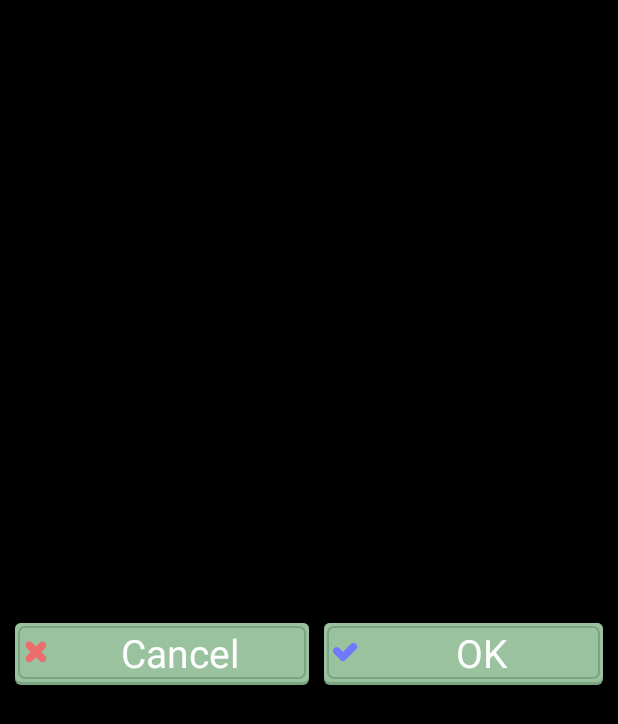
After one commit to jozuko/MediCheck, an Android app: the layout dialog.xml on its own in the app's theme, with its tools: preview values and no code run, on a phone screen of 412 x 824 dp. The commit adds this screen. Shown: the top 724 px of the screen. Run offline under Robolectric (Android 15) with nearby library versions, the phone set to English and light mode, and no system bars.

Commit message:
add dialog interface and insert cancel/ok button

```diff
--- a/app/src/main/java/com/studiojozu/medicheck/activity/uicomponent/CalendarDayView.java
+++ b/app/src/main/java/com/studiojozu/medicheck/activity/uicomponent/calendar/CalendarDayView.java
@@ -1,4 +1,4 @@
-package com.studiojozu.medicheck.activity.uicomponent;
+package com.studiojozu.medicheck.activity.uicomponent.calendar;
 
 import android.content.Context;
 import android.support.annotation.NonNull;
--- /dev/null
+++ b/app/src/main/res/layout/dialog.xml
@@ -0,0 +1,58 @@
+<?xml version="1.0" encoding="utf-8"?>
+<LinearLayout
+    xmlns:android="http://schemas.android.com/apk/res/android"
+    xmlns:tools="http://schemas.android.com/tools"
+    android:id="@+id/dialog_parent_layout"
+    style="@style/DialogViewStyle"
+    android:layout_width="match_parent"
+    android:layout_height="match_parent"
+    android:clickable="true"
+    android:gravity="center"
+    android:orientation="vertical">
+
+    <TextView
+        android:id="@+id/dialog_title_text"
+        android:layout_width="wrap_content"
+        android:layout_height="wrap_content"/>
+
+    <TextView
+        android:id="@+id/dialog_message_text"
+        android:layout_width="wrap_content"
+        android:layout_height="wrap_content"/>
+
+    <ScrollView
+        android:id="@+id/dialog_main_layout"
+        android:layout_width="match_parent"
+        android:layout_height="wrap_content"/>
+
+    <LinearLayout
+        android:layout_width="match_parent"
+        android:layout_height="wrap_content"
+        android:layout_marginTop="@dimen/button_margin"
+        android:gravity="center"
+        android:orientation="horizontal">
+
+        <Button
+            android:id="@+id/dialog_cancel_button"
+            android:layout_width="match_parent"
+            android:layout_height="wrap_content"
+            android:layout_weight="1"
+            android:drawableLeft="@mipmap/ic_cancel"
+            android:drawableStart="@mipmap/ic_cancel"
+            android:text="@android:string/cancel"
+            tools:ignore="NestedWeights"/>
+
+        <Button
+            android:id="@+id/dialog_ok_button"
+            android:layout_width="match_parent"
+            android:layout_height="wrap_content"
+            android:layout_marginLeft="@dimen/button_margin"
+            android:layout_marginStart="@dimen/button_margin"
+            android:layout_weight="1"
+            android:drawableLeft="@mipmap/ic_ok"
+            android:drawableStart="@mipmap/ic_ok"
+            android:text="@android:string/ok"/>
+    </LinearLayout>
+
+
+</LinearLayout>
```
Also changed, not shown: app/src/main/java/com/studiojozu/medicheck/activity/uicomponent/calendar/CalendarDialogView.java (added, +55 -0 lines), app/src/main/java/com/studiojozu/medicheck/activity/uicomponent/calendar/CalendarView.java (renamed from app/src/main/java/com/studiojozu/medicheck/activity/uicomponent/CalendarView.java, +21 -4 lines), app/src/main/java/com/studiojozu/medicheck/activity/uicomponent/calendar/ICalendarAccess.java (added, +26 -0 lines), app/src/main/java/com/studiojozu/medicheck/activity/uicomponent/dialog/ADialogView.java (added, +141 -0 lines), app/src/main/res/layout/view_today_medicine.xml (+2 -11 lines).
